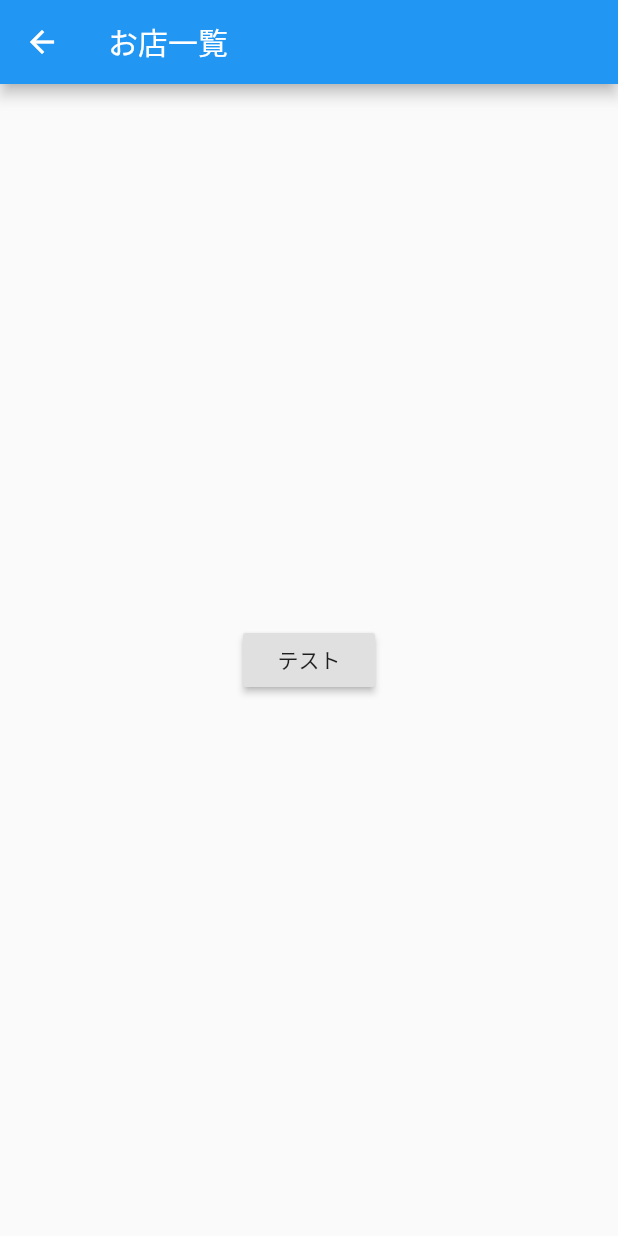
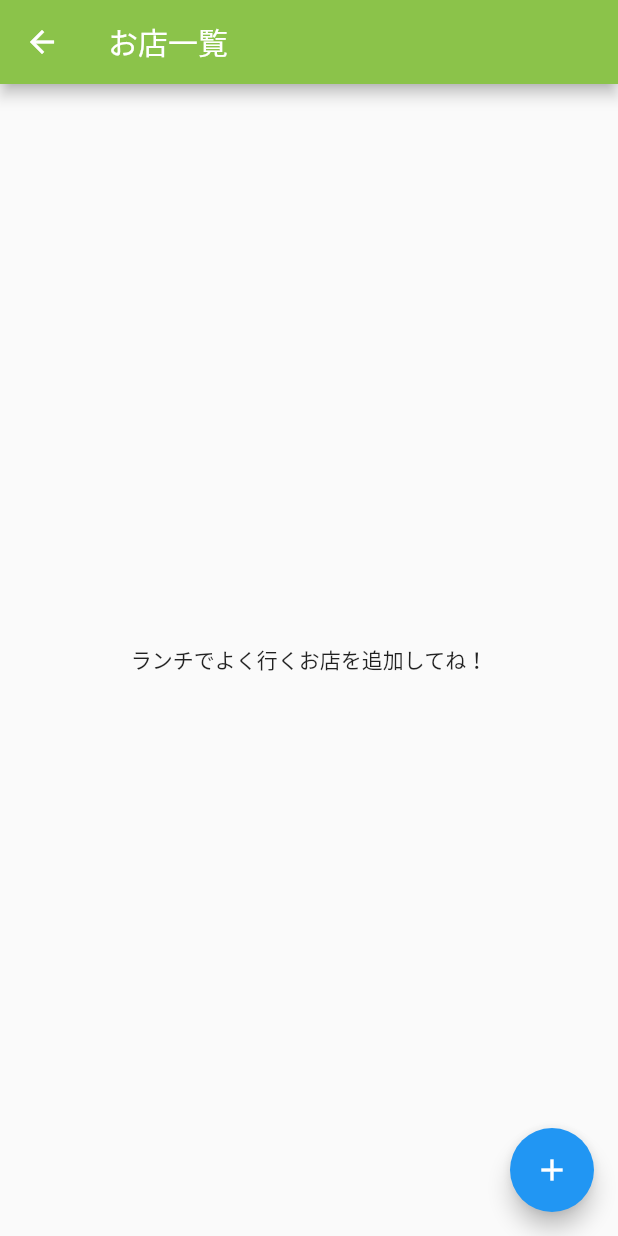
Before and after one commit to m4sango/lunch-lottery, a Flutter app: the ShopListPage screen opened directly, on a phone screen of 412 x 824 dp. Run offline on Flutter 3.47's test engine with Material 2 defaults, Android fonts, the phone set to English and light mode, and no system bars; our stand-ins replace flutter_svg, sqflite; accounts and stored records are empty.

Commit message:
お店一覧画面実装

```diff
--- a/lib/components/shop_list_page.dart
+++ b/lib/components/shop_list_page.dart
@@ -1,24 +1,94 @@
 import 'package:flutter/material.dart';
 import 'package:lunch_lottery/components/shop_detail_page.dart';
+import 'package:lunch_lottery/models/shop.dart';
+import 'package:lunch_lottery/repository/shop_repository.dart';
+import 'package:lunch_lottery/resources/colors.dart';
 
-class ShopListPage extends StatelessWidget {
+/// お店一覧画面
+class ShopListPage extends StatefulWidget {
+  @override
+  State<StatefulWidget> createState() => ShopListPageState();
+}
+
+class ShopListPageState extends State<ShopListPage> {
+  final ShopRepository _shopRepository = ShopRepository();
+
   @override
   Widget build(BuildContext context) {
+    Future<List<Shop>> futureShopList = _shopRepository.selectAll();
+
     return Scaffold(
       appBar: AppBar(
         title: Text("お店一覧"),
+        backgroundColor: AppColors.barColor,
       ),
-      body: Center(
-        child: RaisedButton(
+      floatingActionButton: FloatingActionButton(
         onPressed: () {
           Navigator.push(
             context,
             MaterialPageRoute(builder: (context) => ShopDetailPage()),
           );
         },
-          child: Text("テスト"),
+        child: Icon(Icons.add),
       ),
+      body: FutureBuilder<List<Shop>>(
+        future: futureShopList,
+        builder: (BuildContext context, AsyncSnapshot<List<Shop>> snapshot) {
+          if (!snapshot.hasData || snapshot.data.isEmpty) {
+            return Center(
+              child: Text("ランチでよく行くお店を追加してね！"),
+            );
+          }
+          List<Shop> shopList = snapshot.data;
+          return ListView.separated(
+            itemCount: shopList.length,
+            itemBuilder: (context, index) {
+              final item = shopList[index];
+
+              return Dismissible(
+                key: Key(item.id.toString()),
+                // スワイプ実行
+                onDismissed: (direction) {
+                  setState(() {
+                    _shopRepository.delete(item.id);
+                    shopList.removeAt(index);
+                  });
+
+                  Scaffold.of(context).showSnackBar(SnackBar(
+                    content: Text(item.shopName + "をリストから削除しました。"),
+                  ));
+                },
+                background: Container(
+                  padding: EdgeInsets.only(right: 8),
+                  alignment: Alignment.centerRight,
+                  color: Colors.grey,
+                  child: Icon(Icons.delete),
+                ),
+                child: _buildListTile(item),
+              );
+            },
+            separatorBuilder: (BuildContext context, int index) {
+              return const Divider(
+                thickness: 1.5,
+              );
+            },
+          );
+        },
       ),
     );
   }
+
+  ListTile _buildListTile(Shop shop) {
+    return ListTile(
+      title: Text(shop.shopName),
+      subtitle: Text(shop.category),
+      // リストをタップしたら詳細画面へ
+      onTap: () {
+        Navigator.push(
+          context,
+          MaterialPageRoute(builder: (context) => ShopDetailPage.shop(shop)),
+        );
+      },
+    );
   }
+}
```
Also changed, not shown: lib/components/shop_detail_page.dart (+5 -4 lines). Lines whose indentation alone changed are shown as unchanged.
